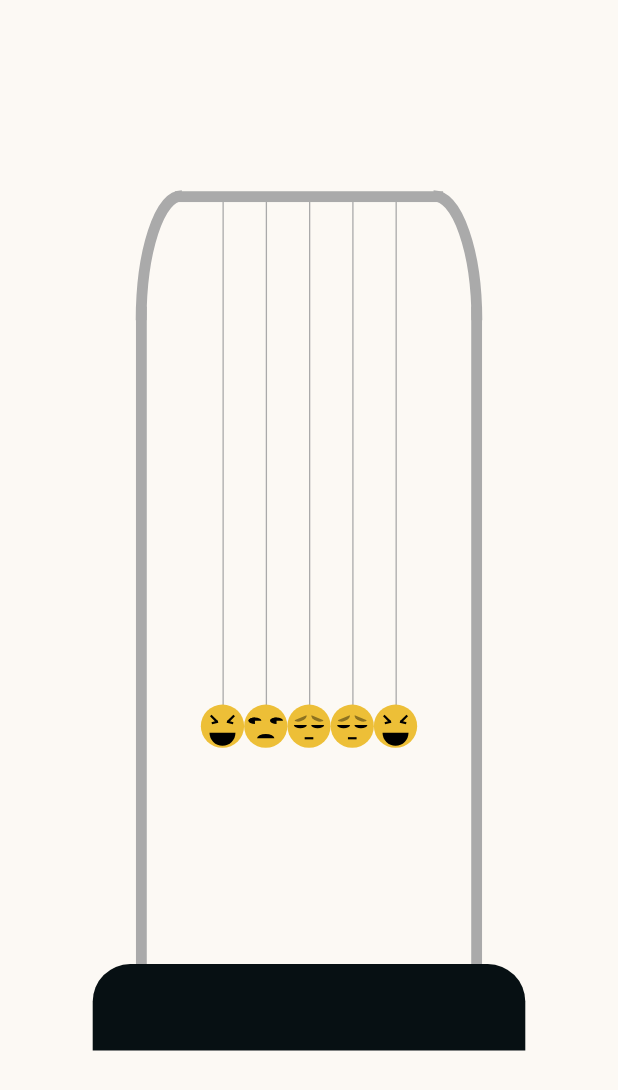
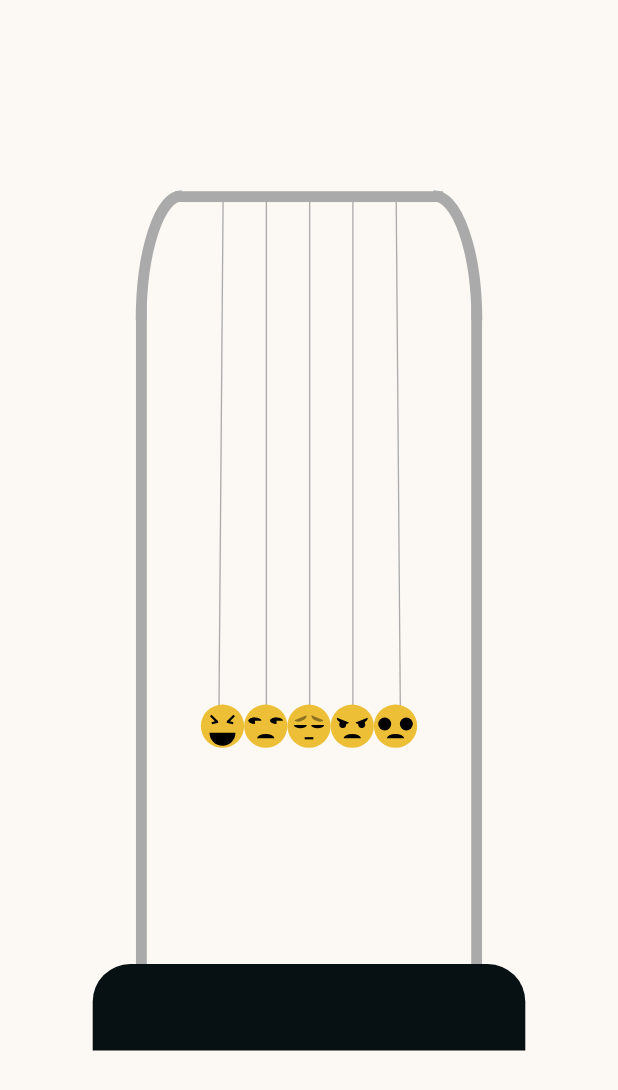
Before and after one commit to meltro21/newton_emoji_cradle, a Flutter app: the screen it shows after launch, on a phone screen of 412 x 824 dp. Shown: the top 1090 px of the screen. Run offline on Flutter 3.47's test engine with Material 2 defaults, Android fonts, the phone set to English and light mode, and no system bars.

Commit message:
animation 	strings are rotatin successfully 	Issue: face is not moving with the string

```diff
--- a/lib/main.dart
+++ b/lib/main.dart
@@ -29,7 +29,11 @@ class MyHomePage extends StatefulWidget {
   State<MyHomePage> createState() => _MyHomePageState();
 }
 
-class _MyHomePageState extends State<MyHomePage> {
+class _MyHomePageState extends State<MyHomePage>
+    with SingleTickerProviderStateMixin {
+  late AnimationController controller;
+  late Animation rotationTween;
+
   double calculateLineMargin(int lineNumber, double barWidth) {
     print('total is $barWidth');
     var emojiSize = (barWidth * 0.6) / 6;
@@ -40,6 +44,24 @@ class _MyHomePageState extends State<MyHomePage> {
     var numberOfEmoji = emojiSize * lineNumber;
     left = left + (emojiSize) + numberOfEmoji;
     return left;
+  }
+
+  @override
+  void initState() {
+    super.initState();
+    controller =
+        AnimationController(duration: const Duration(seconds: 2), vsync: this);
+    rotationTween = Tween<double>(begin: 0.0, end: 15.0)
+        .animate(CurvedAnimation(parent: controller, curve: Curves.easeInOut));
+    controller.addListener(() {
+      setState(() {});
+    });
+    controller.forward(from: 0.0);
+    controller.addStatusListener((status) {
+      if (status == AnimationStatus.completed) {
+        controller.repeat(reverse: true);
+      }
+    });
   }
 
   @override
@@ -94,10 +116,14 @@ class _MyHomePageState extends State<MyHomePage> {
                     width,
                   ),
                   top: height * 0.012,
+                  child: Transform(
+                    transform:
+                        Matrix4.rotationZ((rotationTween.value) * pi / 180),
                     child: Container(
                       width: width * 0.003,
                       height: height * 0.6,
                       decoration: BoxDecoration(color: Color(0xffAAAAAA)),
+                    ),
                   ),
                 ),
                 //face
@@ -135,7 +161,7 @@ class _MyHomePageState extends State<MyHomePage> {
                 ),
                 depressedFace(width * 0.04, width, height, 2),
 
-                //4-Depressed Face
+                //4- Angry Face
                 //line
                 Positioned(
                   left: calculateLineMargin(
@@ -149,9 +175,9 @@ class _MyHomePageState extends State<MyHomePage> {
                     decoration: BoxDecoration(color: Color(0xffAAAAAA)),
                   ),
                 ),
-                depressedFace(width * 0.04, width, height, 3),
+                angryFace(width * 0.04, width, height, 3),
 
-                //2-Not Amused Face
+                //5- Teary Face
                 //line
                 Positioned(
                   left: calculateLineMargin(
@@ -159,13 +185,17 @@ class _MyHomePageState extends State<MyHomePage> {
                     width,
                   ),
                   top: height * 0.012,
+                  child: Transform(
+                    transform:
+                        Matrix4.rotationZ(-(rotationTween.value) * pi / 180),
                     child: Container(
                       width: width * 0.003,
                       height: height * 0.6,
                       decoration: BoxDecoration(color: Color(0xffAAAAAA)),
                     ),
                   ),
-                smilyFace(width * 0.04, width, height, 4),
+                ),
+                tearyFace(width * 0.04, width, height, 4),
 
                 //2-Not Amused Face
                 //line
@@ -443,6 +473,159 @@ class DepressedFaceCustomPaint extends CustomPainter {
   }
 }
 
+//4
+//Angry Face
+Widget angryFace(
+    double width, double barWidth, double barHeight, double numberOfEmoji) {
+  var size = (barWidth * 0.6) / 6;
+  return Positioned(
+    left: (barWidth * 0.2) + (size * numberOfEmoji) + size / 2,
+    top: barHeight * 0.6,
+    child: Container(
+      height: size,
+      width: size,
+      decoration: BoxDecoration(
+        color: Color(0xffeDBF37),
+        borderRadius: BorderRadius.circular(50),
+      ),
+      child: Stack(
+        children: [
+          CustomPaint(
+            painter: AngryFaceCustomPaint(size),
+          ),
+        ],
+      ),
+    ),
+  );
+}
+
+class AngryFaceCustomPaint extends CustomPainter {
+  double mySize;
+  AngryFaceCustomPaint(this.mySize);
+  @override
+  void paint(Canvas canvas, Size size) {
+    //left Eye
+    //  //eye brow
+    canvas
+      ..save()
+      ..translate(mySize * 0.35, mySize * 0.2)
+      ..rotate(22 * pi / 180)
+      ..translate(-mySize * 0.35, -mySize * 0.2);
+    var rectLeftEyebrow =
+        Rect.fromLTRB(mySize * 0.2, mySize * 0.3, mySize * 0.5, mySize * 0.45);
+    canvas.drawArc(
+        rectLeftEyebrow, 0, pi, false, Paint()..color = Colors.black);
+    canvas.restore();
+    // //eye
+
+    canvas.drawCircle(Offset(mySize * 0.28, mySize * 0.46), mySize * 0.08,
+        Paint()..color = Colors.black);
+
+    //right eye
+    //  //eyebrow
+    canvas
+      ..save()
+      ..translate(mySize * 0.65, mySize * 0.2)
+      ..rotate(-22 * pi / 180)
+      ..translate(-mySize * 0.65, -mySize * 0.2);
+    var rectLeftEyebroww =
+        Rect.fromLTRB(mySize * 0.5, mySize * 0.3, mySize * 0.8, mySize * 0.45);
+    canvas.drawArc(
+        rectLeftEyebroww, 0, pi, false, Paint()..color = Colors.black);
+    canvas.restore();
+    // //eye
+    canvas.drawCircle(Offset(mySize * 0.72, mySize * 0.46), mySize * 0.08,
+        Paint()..color = Colors.black);
+
+    //mouth
+    //mouth
+    canvas.drawArc(
+      Rect.fromCenter(
+        center: Offset(mySize / 2, mySize / 2 + mySize * 0.28),
+        height: mySize * 0.2,
+        width: mySize * 0.4,
+      ),
+      0,
+      -pi,
+      false,
+      Paint()..color = Colors.black,
+    );
+  }
+
+  @override
+  bool shouldRepaint(covariant CustomPainter oldDelegate) {
+    return false;
+  }
+}
+
+//5
+//Teary Face
+Widget tearyFace(
+    double width, double barWidth, double barHeight, double numberOfEmoji) {
+  var size = (barWidth * 0.6) / 6;
+  return Positioned(
+    left: (barWidth * 0.2) + (size * numberOfEmoji) + size / 2,
+    top: barHeight * 0.6,
+    child: Container(
+      height: size,
+      width: size,
+      decoration: BoxDecoration(
+        color: Color(0xffeDBF37),
+        borderRadius: BorderRadius.circular(50),
+      ),
+      child: Stack(
+        children: [
+          CustomPaint(
+            painter: TearyFaceCustomPaint(size),
+          ),
+        ],
+      ),
+    ),
+  );
+}
+
+class TearyFaceCustomPaint extends CustomPainter {
+  double mySize;
+  TearyFaceCustomPaint(this.mySize);
+  @override
+  void paint(Canvas canvas, Size size) {
+    //left eye
+    var rectLeft1 =
+        Rect.fromLTRB(mySize * 0.1, mySize * 0.3, mySize * 0.4, mySize * 0.6);
+    canvas.drawArc(rectLeft1, pi / 2, pi * 2, false, Paint());
+    // var rectLeft2 =
+    //     Rect.fromLTRB(mySize * 0.1, mySize * 0.3, mySize * 0.4, mySize * 0.45);
+    // canvas.drawArc(rectLeft2, 0.0, -pi, false, Paint());
+
+    //right eye
+    var rectRight1 =
+        Rect.fromLTRB(mySize * 0.6, mySize * 0.3, mySize * 0.9, mySize * 0.6);
+    canvas.drawArc(rectRight1, pi / 2, pi * 2, false, Paint());
+    // var rectRight2 =
+    //     Rect.fromLTRB(mySize * 0.6, mySize * 0.3, mySize * 0.9, mySize * 0.45);
+    // canvas.drawArc(rectRight2, 0.0, -pi, false, Paint());
+
+    //mouth
+    //mouth
+    canvas.drawArc(
+      Rect.fromCenter(
+        center: Offset(mySize / 2, mySize / 2 + mySize * 0.28),
+        height: mySize * 0.2,
+        width: mySize * 0.4,
+      ),
+      0,
+      -pi,
+      false,
+      Paint()..color = Colors.black,
+    );
+  }
+
+  @override
+  bool shouldRepaint(covariant CustomPainter oldDelegate) {
+    return false;
+  }
+}
+
 class Bar extends CustomPainter {
   double myHeight;
   double myWidth;
```
Lines whose indentation alone changed are shown as unchanged.
